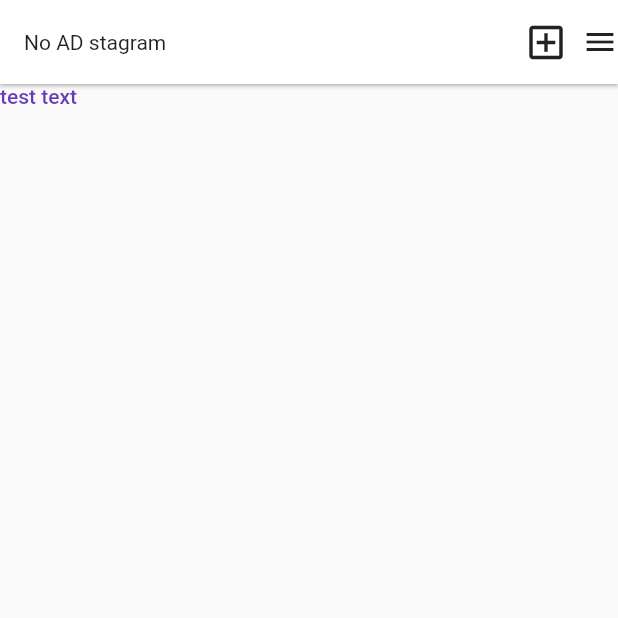
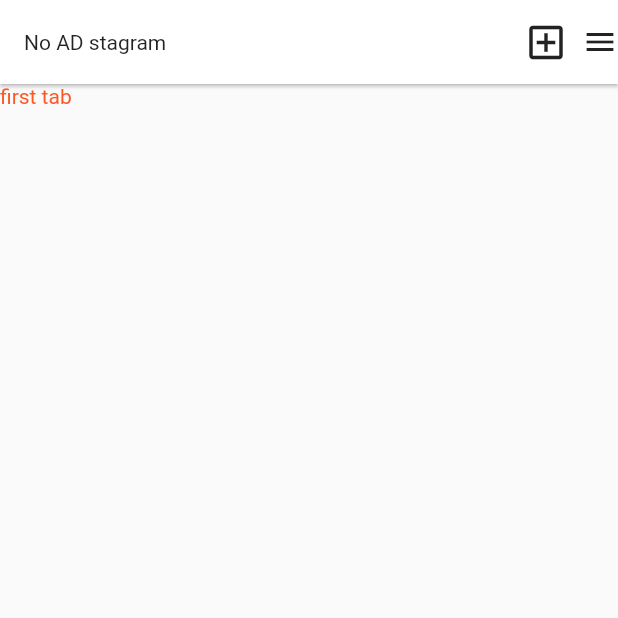
Before and after one commit to asherk9/noad_stagram, a Flutter app: the screen it shows after launch, on a phone screen of 412 x 824 dp, the top half of it. Run offline on Flutter 3.47's test engine with Material 2 defaults, Android fonts, the phone set to English and light mode, and no system bars.

Commit message:
23. tab을 PageView로 만들기

```diff
--- a/lib/main.dart
+++ b/lib/main.dart
@@ -11,22 +11,32 @@ void main() {
 }
 class MyStful extends StatefulWidget {
   const MyStful({Key? key}) : super(key: key);
-
   @override
   _MyStfulState createState() => _MyStfulState();
 }
 
 class _MyStfulState extends State<MyStful> {
+  int _selectedPageIndex = 0;
+  PageController pgController = PageController();
 
-  int _selectedIndex = 0;
   void _onItemTapped(int index) {
     setState(() {
-      _selectedIndex = index;
+      _selectedPageIndex = index;
+
     });
   }
 
   @override
   Widget build(BuildContext context) {
+
+    var myPageVIew = PageView(
+      controller: pgController,
+      children: [
+        Text('first tab'),
+        Text('Second tab'),
+      ],
+    );
+
     return Scaffold(
       appBar: AppBar(
         title: Text('No AD stagram'),
@@ -35,9 +45,7 @@ class _MyStfulState extends State<MyStful> {
           Icon(Icons.menu),
         ],
       ),
-      body: Container(
-        child: Text('test text', style: Theme.of(context).textTheme.bodyText1,), // style class 변경
-      ),
+      body: myPageVIew,
 
       bottomNavigationBar: BottomNavigationBar(
         showSelectedLabels: false,
@@ -49,12 +57,12 @@ class _MyStfulState extends State<MyStful> {
           ),
           BottomNavigationBarItem(
             icon: Icon(Icons.shopping_bag_outlined),
-            label: 'Business',
+            label: 'Shop',
           ),
         ],
-        // currentIndex: _selectedIndex,
+        // currentIndex: _selectedPageIndex,
         // selectedItemColor: Colors.amber[800],
-        // onTap: _onItemTapped,
+        onTap: _onItemTapped, // onPressed 기능
       ),
     );
   }
```
